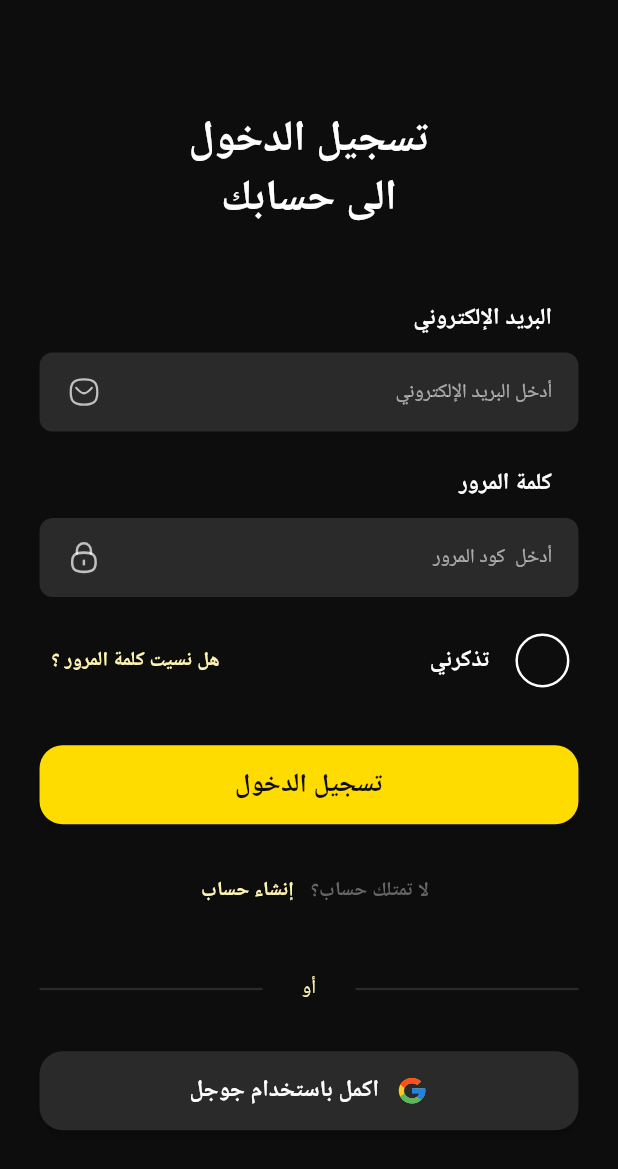
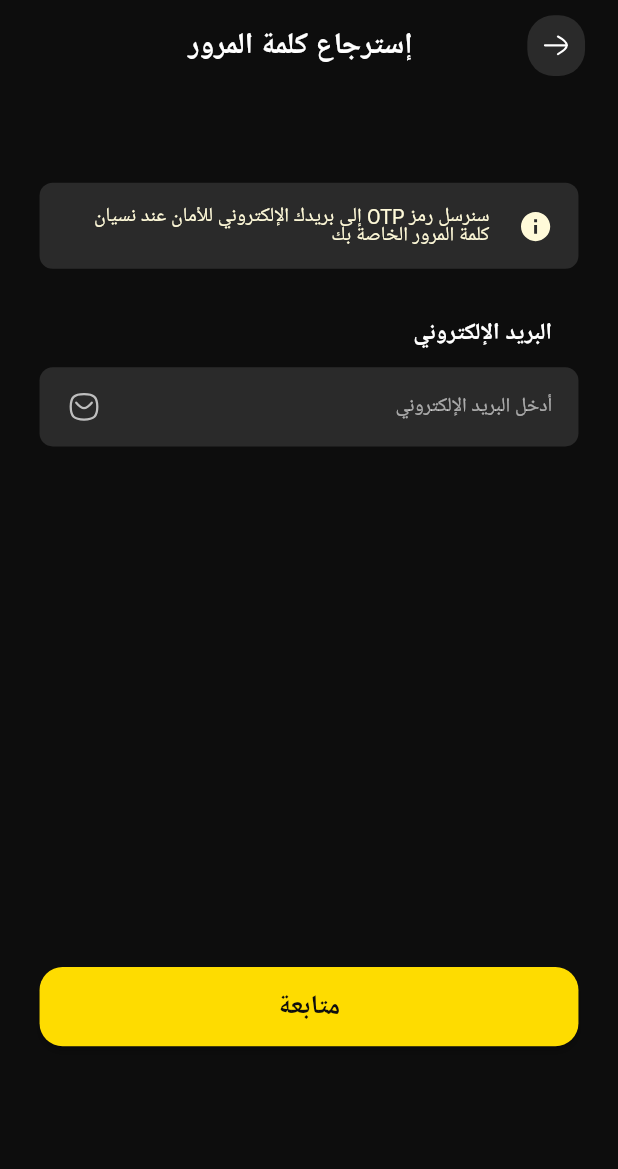
Before and after one commit to ZiadElgaraihe/black-market, a Flutter app: the screen it shows after launch, after a tap on "هل نسيت كلمة المرور ؟", on a phone screen of 412 x 824 dp. Shown: the top 1169 px of the screen. Run offline on Flutter 3.47's test engine with Material 2 defaults, Android fonts, the phone set to English and light mode, and no system bars; our stand-ins replace flutter_screenutil, flutter_svg, google_fonts; Roboto replaces fonts that are missing (Almarai, Tajawal).

Commit message:
finish forget password view design

```diff
--- a/lib/core/animations/left_slide_transition.dart
+++ b/lib/core/animations/left_slide_transition.dart
@@ -1,8 +1,8 @@
 import 'package:flutter/material.dart';
 
-class LeftSlideTransition extends PageRouteBuilder {
+class RightSlideTransition extends PageRouteBuilder {
   final Widget page;
-  LeftSlideTransition({required this.page})
+  RightSlideTransition({required this.page})
       : super(
           pageBuilder: (context, animation, secondaryAnimation) => page,
           transitionDuration: const Duration(milliseconds: 500),
--- a/lib/core/utils/app_colors.dart
+++ b/lib/core/utils/app_colors.dart
@@ -17,7 +17,10 @@ abstract class AppColors {
   static Color lightGrey = const Color(0xFFE3E3E3);
 
   ///#FFF4B0
-  static Color lightYellow = const Color(0xFFFFF4B0);
+  static Color lightYellowActive = const Color(0xFFFFF4B0);
+
+  ///#FFFAD9
+  static Color lightYellowHover = const Color(0xFFFFFAD9);
 
   static Color transparent = Colors.transparent;
 
--- /dev/null
+++ b/lib/features/auth/presentation/view/forget_password_view.dart
@@ -0,0 +1,18 @@
+import 'package:black_market/core/presentation/view/app_bars/default_app_bar.dart';
+import 'package:black_market/features/auth/presentation/view/widgets/forget_password_view_body.dart';
+import 'package:flutter/material.dart';
+
+class ForgetPasswordView extends StatelessWidget {
+  const ForgetPasswordView({super.key});
+
+  @override
+  Widget build(BuildContext context) {
+    return GestureDetector(
+      onTap: () => FocusManager.instance.primaryFocus!.unfocus(),
+      child: const Scaffold(
+        appBar: DefaultAppBar(title: 'إسترجاع كلمة المرور'),
+        body: ForgetPasswordViewBody(),
+      ),
+    );
+  }
+}
--- a/lib/features/auth/presentation/view/widgets/buttons/log_in_text_button.dart
+++ b/lib/features/auth/presentation/view/widgets/buttons/log_in_text_button.dart
@@ -23,13 +23,13 @@ class LogInTextButton extends StatelessWidget {
       },
       style: ButtonStyle(
         overlayColor: MaterialStatePropertyAll(
-          AppColors.lightYellow.withOpacity(0.1),
+          AppColors.lightYellowActive.withOpacity(0.1),
         ),
       ),
       child: Text(
         title,
         style: TextStyles.textStyle12.copyWith(
-          color: AppColors.lightYellow,
+          color: AppColors.lightYellowActive,
         ),
       ),
     );
--- /dev/null
+++ b/lib/features/auth/presentation/view/widgets/containers/forget_password_warning_message_container.dart
@@ -0,0 +1,52 @@
+import 'package:black_market/core/utils/app_colors.dart';
+import 'package:black_market/core/utils/app_icons.dart';
+import 'package:black_market/core/utils/text_styles.dart';
+import 'package:flutter/material.dart';
+import 'package:flutter_screenutil/flutter_screenutil.dart';
+import 'package:flutter_svg/flutter_svg.dart';
+
+class ForgetPasswordWarningMessageContainer extends StatelessWidget {
+  const ForgetPasswordWarningMessageContainer({super.key});
+
+  @override
+  Widget build(BuildContext context) {
+    return Container(
+      padding: EdgeInsetsDirectional.only(
+        top: 16.h,
+        start: 14.w,
+        bottom: 15.h,
+        end: 15.w,
+      ),
+      decoration: BoxDecoration(
+        borderRadius: BorderRadius.circular(8.w),
+        color: AppColors.darkGrey,
+      ),
+      child: Row(
+        children: [
+          SvgPicture.asset(
+            AppIcons.assetsIconsWarningIcon,
+            height: 24.h,
+            width: 24.w,
+            colorFilter: ColorFilter.mode(
+              AppColors.lightYellowHover,
+              BlendMode.srcATop,
+            ),
+          ),
+          SizedBox(width: 16.w),
+          SizedBox(
+            width: 258.w,
+            child: Text(
+              'سنرسل رمز OTP إلى بريدك الإلكتروني للأمان عند نسيان كلمة المرور الخاصة بك',
+              style: TextStyles.textStyle12.copyWith(
+                fontWeight: FontWeight.w400,
+                color: AppColors.lightYellowHover,
+                height: 1.h,
+              ),
+              textAlign: TextAlign.start,
+            ),
+          ),
+        ],
+      ),
+    );
+  }
+}
--- /dev/null
+++ b/lib/features/auth/presentation/view/widgets/forget_password_view_body.dart
@@ -0,0 +1,37 @@
+import 'package:black_market/core/presentation/view/buttons/default_button.dart';
+import 'package:black_market/core/presentation/view/sections/user_data_section.dart';
+import 'package:black_market/core/utils/app_icons.dart';
+import 'package:black_market/features/auth/presentation/view/widgets/containers/forget_password_warning_message_container.dart';
+import 'package:flutter/material.dart';
+import 'package:flutter_screenutil/flutter_screenutil.dart';
+
+class ForgetPasswordViewBody extends StatelessWidget {
+  const ForgetPasswordViewBody({super.key});
+
+  @override
+  Widget build(BuildContext context) {
+    return SingleChildScrollView(
+      physics: const BouncingScrollPhysics(),
+      child: Padding(
+        padding: EdgeInsets.symmetric(horizontal: 24.w),
+        child: Column(
+          children: [
+            SizedBox(height: 60.h),
+            const ForgetPasswordWarningMessageContainer(),
+            SizedBox(height: 32.h),
+            const UserDataSection(
+              hintText: 'أدخل البريد الإلكتروني',
+              keyboardType: TextInputType.emailAddress,
+              obscureText: false,
+              sectionTitle: 'البريد الإلكتروني',
+              suffixIcon: AppIcons.assetsIconsMessage,
+            ),
+            SizedBox(height: 342.h),
+            DefaultButton(onPressed: () {}, title: 'متابعة'),
+            SizedBox(height: 20.h),
+          ],
+        ),
+      ),
+    );
+  }
+}
--- a/lib/features/auth/presentation/view/widgets/log_in_view_body.dart
+++ b/lib/features/auth/presentation/view/widgets/log_in_view_body.dart
@@ -1,7 +1,9 @@
+import 'package:black_market/core/animations/left_slide_transition.dart';
 import 'package:black_market/core/presentation/view/buttons/default_button.dart';
 import 'package:black_market/core/presentation/view/sections/user_data_section.dart';
 import 'package:black_market/core/utils/app_icons.dart';
 import 'package:black_market/core/utils/text_styles.dart';
+import 'package:black_market/features/auth/presentation/view/forget_password_view.dart';
 import 'package:black_market/features/auth/presentation/view/widgets/buttons/continue_with_google_button.dart';
 import 'package:black_market/features/auth/presentation/view/widgets/buttons/log_in_text_button.dart';
 import 'package:black_market/features/auth/presentation/view/widgets/rows/no_account_row.dart';
@@ -51,7 +53,14 @@ class LogInViewBody extends StatelessWidget {
                 children: [
                   const RememberMeRow(),
                   LogInTextButton(
-                    onPressed: () {},
+                    onPressed: () {
+                      Navigator.push(
+                        context,
+                        RightSlideTransition(
+                          page: const ForgetPasswordView(),
+                        ),
+                      );
+                    },
                     title: 'هل نسيت كلمة المرور ؟',
                   ),
                 ],
--- a/lib/features/auth/presentation/view/widgets/rows/no_account_row.dart
+++ b/lib/features/auth/presentation/view/widgets/rows/no_account_row.dart
@@ -23,7 +23,7 @@ class NoAccountRow extends StatelessWidget {
           onPressed: () {
             Navigator.push(
               context,
-              LeftSlideTransition(
+              RightSlideTransition(
                 page: const SignUpView(),
               ),
             );
--- a/lib/features/auth/presentation/view/widgets/rows/or_divider_row.dart
+++ b/lib/features/auth/presentation/view/widgets/rows/or_divider_row.dart
@@ -23,7 +23,7 @@ class OrDividerRow extends StatelessWidget {
             'أو',
             style: GoogleFonts.tajawal(
               textStyle: TextStyles.textStyle12.copyWith(
-                color: AppColors.lightYellow,
+                color: AppColors.lightYellowActive,
                 fontWeight: FontWeight.w500,
               ),
             ),
```
